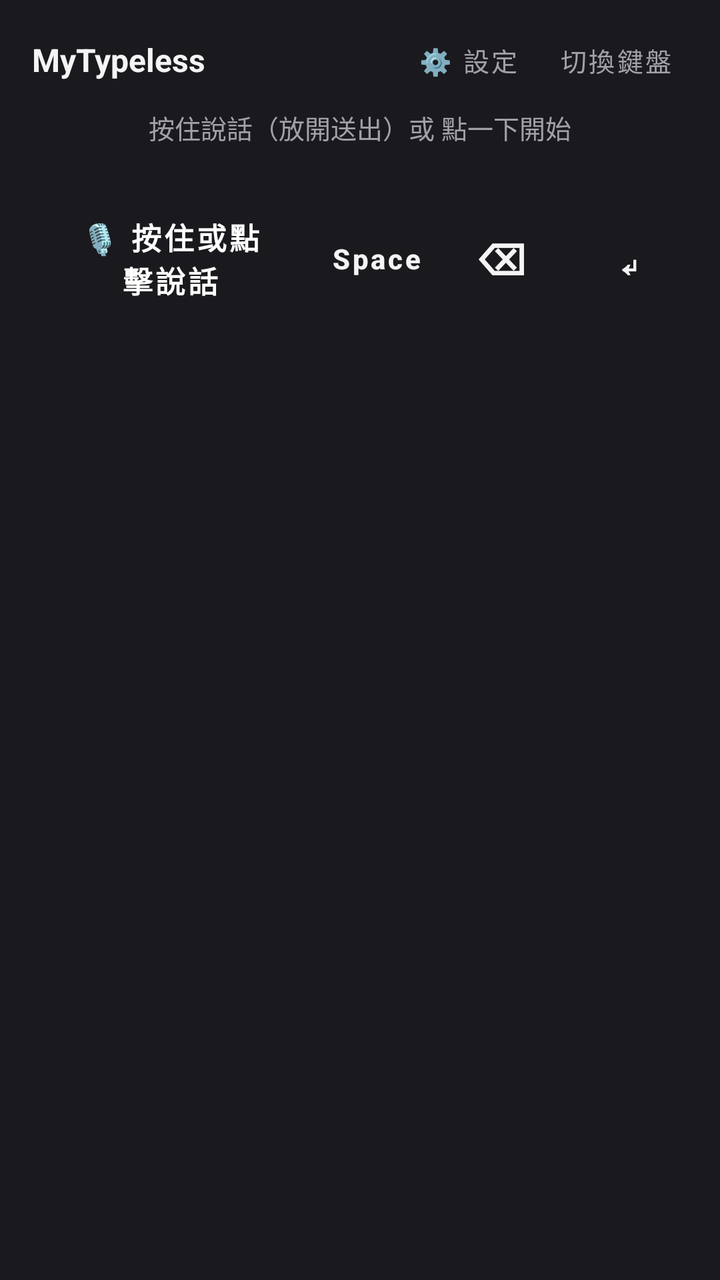
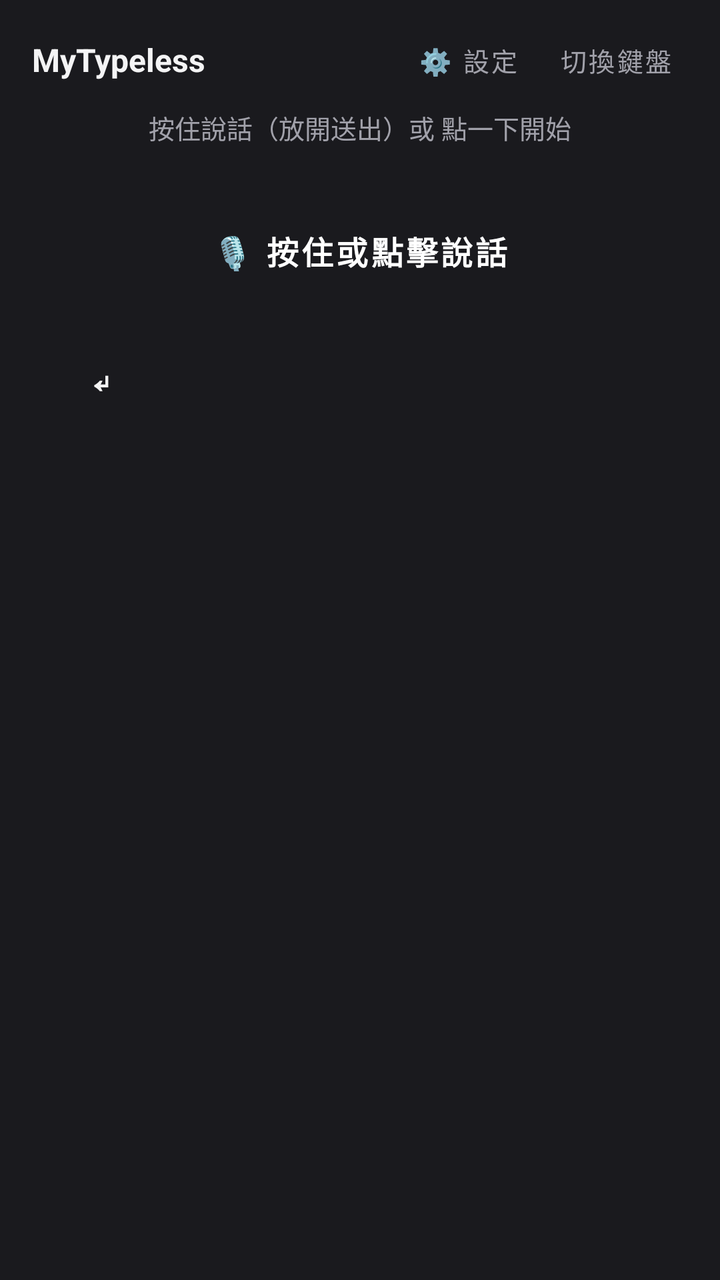

Compare the two renders of this Android layout. The source of the first and the diff that turns it into the second are given below.
<!-- AndroidManifest.xml: application theme Theme.MaterialComponents.DayNight.NoActionBar -->
<!-- res/layout/keyboard_view.xml -->
<?xml version="1.0" encoding="utf-8"?>
<LinearLayout xmlns:android="http://schemas.android.com/apk/res/android"
    xmlns:app="http://schemas.android.com/apk/res-auto"
    android:layout_width="match_parent"
    android:layout_height="wrap_content"
    android:background="@color/ime_background"
    android:orientation="vertical"
    android:paddingStart="16dp"
    android:paddingTop="12dp"
    android:paddingEnd="16dp"
    android:paddingBottom="20dp">

    
    <LinearLayout
        android:layout_width="match_parent"
        android:layout_height="wrap_content"
        android:gravity="center_vertical"
        android:orientation="horizontal">

        <TextView
            android:layout_width="0dp"
            android:layout_height="wrap_content"
            android:layout_weight="1"
            android:text="@string/ime_banner_title"
            android:textColor="@color/ime_text_primary"
            android:textSize="16sp"
            android:textStyle="bold" />

        <Button
            android:id="@+id/btn_settings"
            style="@style/Widget.MaterialComponents.Button.TextButton"
            android:layout_width="wrap_content"
            android:layout_height="wrap_content"
            android:minWidth="0dp"
            android:minHeight="36dp"
            android:paddingStart="8dp"
            android:paddingEnd="8dp"
            android:text="⚙️ 設定"
            android:textColor="@color/ime_text_secondary"
            android:textSize="13sp" />

        <Button
            android:id="@+id/btn_switch_keyboard"
            style="@style/Widget.MaterialComponents.Button.TextButton"
            android:layout_width="wrap_content"
            android:layout_height="wrap_content"
            android:layout_marginStart="4dp"
            android:minWidth="0dp"
            android:minHeight="36dp"
            android:paddingStart="8dp"
            android:paddingEnd="8dp"
            android:text="@string/btn_switch_keyboard"
            android:textColor="@color/ime_text_secondary"
            android:textSize="13sp" />
    </LinearLayout>

    
    <TextView
        android:id="@+id/tv_status"
        android:layout_width="match_parent"
        android:layout_height="wrap_content"
        android:layout_marginTop="6dp"
        android:layout_marginBottom="6dp"
        android:gravity="center"
        android:text="@string/status_idle"
        android:textColor="@color/ime_text_secondary"
        android:textSize="13sp" />

    <ProgressBar
        android:id="@+id/pb_audio_level"
        style="?android:attr/progressBarStyleHorizontal"
        android:layout_width="match_parent"
        android:layout_height="6dp"
        android:layout_marginBottom="12dp"
        android:max="100"
        android:progress="0"
        android:progressTint="@color/ime_recording_pulse"
        android:visibility="invisible" />

    
    <LinearLayout
        android:layout_width="match_parent"
        android:layout_height="wrap_content"
        android:gravity="center_vertical"
        android:orientation="horizontal">

        <Button
            android:id="@+id/btn_record"
            style="@style/Widget.MaterialComponents.Button"
            android:layout_width="0dp"
            android:layout_height="64dp"
            android:layout_weight="1"
            android:backgroundTint="@color/ime_primary"
            android:paddingStart="4dp"
            android:paddingEnd="4dp"
            android:text="@string/btn_record_start"
            android:textColor="@color/ime_on_primary"
            android:textSize="15sp"
            android:textStyle="bold" />

        <Button
            android:id="@+id/btn_space"
            style="@style/Widget.MaterialComponents.Button"
            android:layout_width="56dp"
            android:layout_height="64dp"
            android:layout_marginStart="6dp"
            android:backgroundTint="@color/ime_card"
            android:contentDescription="@string/desc_action_space"
            android:padding="0dp"
            android:text="@string/action_space"
            android:textAllCaps="false"
            android:textColor="@color/ime_text_primary"
            android:textSize="14sp"
            android:textStyle="bold" />

        <Button
            android:id="@+id/btn_delete"
            style="@style/Widget.MaterialComponents.Button"
            android:layout_width="56dp"
            android:layout_height="64dp"
            android:layout_marginStart="6dp"
            android:backgroundTint="@color/ime_card"
            android:contentDescription="退格刪除"
            android:padding="0dp"
            android:text="⌫"
            android:textColor="@color/ime_text_primary"
            android:textSize="22sp"
            android:textStyle="bold" />

        <Button
            android:id="@+id/btn_action"
            style="@style/Widget.MaterialComponents.Button"
            android:layout_width="60dp"
            android:layout_height="64dp"
            android:layout_marginStart="6dp"
            android:backgroundTint="@color/ime_card"
            android:contentDescription="@string/desc_action_enter"
            android:padding="0dp"
            android:text="@string/action_enter"
            android:textColor="@color/ime_text_primary"
            android:textSize="20sp"
            android:textStyle="bold" />
    </LinearLayout>


</LinearLayout>
<!-- resources referenced by this layout -->
<resources>
  <color name="ime_background">#1A1A1E</color>
  <color name="ime_card">#26262B</color>
  <color name="ime_on_primary">#FFFFFF</color>
  <color name="ime_primary">#6750A4</color>
  <color name="ime_recording_pulse">#FF8A80</color>
  <color name="ime_text_primary">#F4F4F5</color>
  <color name="ime_text_secondary">#A1A1AA</color>
  <string name="action_enter">↵</string>
  <string name="action_space">Space</string>
  <string name="btn_record_start">🎙️ 按住或點擊說話</string>
  <string name="btn_switch_keyboard">切換鍵盤</string>
  <string name="desc_action_enter">換行或確認</string>
  <string name="desc_action_space">空白鍵</string>
  <string name="ime_banner_title">MyTypeless</string>
  <string name="status_idle">按住說話（放開送出）或 點一下開始</string>
</resources>

<!-- the commit's change to res/layout/keyboard_view.xml (unified diff, before → after) -->
@@ -78,6 +78,21 @@
         android:visibility="invisible" />
 
     
+    <Button
+        android:id="@+id/btn_record"
+        style="@style/Widget.MaterialComponents.Button"
+        android:layout_width="match_parent"
+        android:layout_height="56dp"
+        android:layout_marginBottom="8dp"
+        android:backgroundTint="@color/ime_primary"
+        android:insetTop="0dp"
+        android:insetBottom="0dp"
+        android:text="@string/btn_record_start"
+        android:textColor="@color/ime_on_primary"
+        android:textSize="16sp"
+        android:textStyle="bold" />
+
+    
     <LinearLayout
         android:layout_width="match_parent"
         android:layout_height="wrap_content"
@@ -85,61 +100,54 @@
         android:orientation="horizontal">
 
         <Button
-            android:id="@+id/btn_record"
+            android:id="@+id/btn_action"
             style="@style/Widget.MaterialComponents.Button"
-            android:layout_width="0dp"
-            android:layout_height="64dp"
-            android:layout_weight="1"
-            android:backgroundTint="@color/ime_primary"
-            android:paddingStart="4dp"
-            android:paddingEnd="4dp"
-            android:text="@string/btn_record_start"
-            android:textColor="@color/ime_on_primary"
-            android:textSize="15sp"
+            android:layout_width="68dp"
+            android:layout_height="52dp"
+            android:backgroundTint="@color/ime_card"
+            android:contentDescription="@string/desc_action_enter"
+            android:insetTop="0dp"
+            android:insetBottom="0dp"
+            android:padding="0dp"
+            android:text="@string/action_enter"
+            android:textColor="@color/ime_text_primary"
+            android:textSize="20sp"
             android:textStyle="bold" />
 
         <Button
             android:id="@+id/btn_space"
             style="@style/Widget.MaterialComponents.Button"
-            android:layout_width="56dp"
-            android:layout_height="64dp"
-            android:layout_marginStart="6dp"
+            android:layout_width="0dp"
+            android:layout_height="52dp"
+            android:layout_marginStart="8dp"
+            android:layout_marginEnd="8dp"
+            android:layout_weight="1"
             android:backgroundTint="@color/ime_card"
             android:contentDescription="@string/desc_action_space"
+            android:insetTop="0dp"
+            android:insetBottom="0dp"
             android:padding="0dp"
-            android:text="@string/action_space"
-            android:textAllCaps="false"
-            android:textColor="@color/ime_text_primary"
-            android:textSize="14sp"
-            android:textStyle="bold" />
+            app:icon="@drawable/ic_space_bar"
+            app:iconGravity="textStart"
+            app:iconPadding="0dp"
+            app:iconSize="24dp"
+            app:iconTint="@color/ime_text_primary" />
 
         <Button
             android:id="@+id/btn_delete"
             style="@style/Widget.MaterialComponents.Button"
-            android:layout_width="56dp"
-            android:layout_height="64dp"
-            android:layout_marginStart="6dp"
+            android:layout_width="68dp"
+            android:layout_height="52dp"
             android:backgroundTint="@color/ime_card"
-            android:contentDescription="退格刪除"
+            android:contentDescription="@string/desc_delete"
+            android:insetTop="0dp"
+            android:insetBottom="0dp"
             android:padding="0dp"
-            android:text="⌫"
-            android:textColor="@color/ime_text_primary"
-            android:textSize="22sp"
-            android:textStyle="bold" />
-
-        <Button
-            android:id="@+id/btn_action"
-            style="@style/Widget.MaterialComponents.Button"
-            android:layout_width="60dp"
-            android:layout_height="64dp"
-            android:layout_marginStart="6dp"
-            android:backgroundTint="@color/ime_card"
-            android:contentDescription="@string/desc_action_enter"
-            android:padding="0dp"
-            android:text="@string/action_enter"
-            android:textColor="@color/ime_text_primary"
-            android:textSize="20sp"
-            android:textStyle="bold" />
+            app:icon="@drawable/ic_backspace"
+            app:iconGravity="textStart"
+            app:iconPadding="0dp"
+            app:iconSize="24dp"
+            app:iconTint="@color/ime_text_primary" />
     </LinearLayout>
 
 
<!-- resource entries referenced after the edit -->
@@ -7,12 +7,34 @@
   <color name="ime_recording_pulse">#FF8A80</color>
   <color name="ime_text_primary">#F4F4F5</color>
   <color name="ime_text_secondary">#A1A1AA</color>
+  <!-- drawable ic_backspace (drawable) -->
+  <vector xmlns:android="http://schemas.android.com/apk/res/android"
+      android:width="24dp"
+      android:height="24dp"
+      android:viewportWidth="24"
+      android:viewportHeight="24"
+      android:tint="@color/ime_text_primary">
+      <path
+          android:fillColor="@android:color/white"
+          android:pathData="M22,3H7c-0.69,0 -1.23,0.35 -1.59,0.88L0,12l5.41,8.11c0.36,0.53 0.9,0.89 1.59,0.89h15c1.1,0 2,-0.9 2,-2V5c0,-1.1 -0.9,-2 -2,-2zm0,16H7.07L2.4,12l4.66,-7H22v14zm-11.59,-2L14,13.41 17.59,17 19,15.59 15.41,12 19,8.41 17.59,7 14,10.59 10.41,7 9,8.41 12.59,12 9,15.59z" />
+  </vector>
+  <!-- drawable ic_space_bar (drawable) -->
+  <vector xmlns:android="http://schemas.android.com/apk/res/android"
+      android:width="24dp"
+      android:height="24dp"
+      android:viewportWidth="24"
+      android:viewportHeight="24"
+      android:tint="@color/ime_text_primary">
+      <path
+          android:fillColor="@android:color/white"
+          android:pathData="M18,9v4H6V9H4v6h16V9H18z" />
+  </vector>
   <string name="action_enter">↵</string>
-  <string name="action_space">Space</string>
   <string name="btn_record_start">🎙️ 按住或點擊說話</string>
   <string name="btn_switch_keyboard">切換鍵盤</string>
   <string name="desc_action_enter">換行或確認</string>
   <string name="desc_action_space">空白鍵</string>
+  <string name="desc_delete">退格刪除</string>
   <string name="ime_banner_title">MyTypeless</string>
   <string name="status_idle">按住說話（放開送出）或 點一下開始</string>
 </resources>
